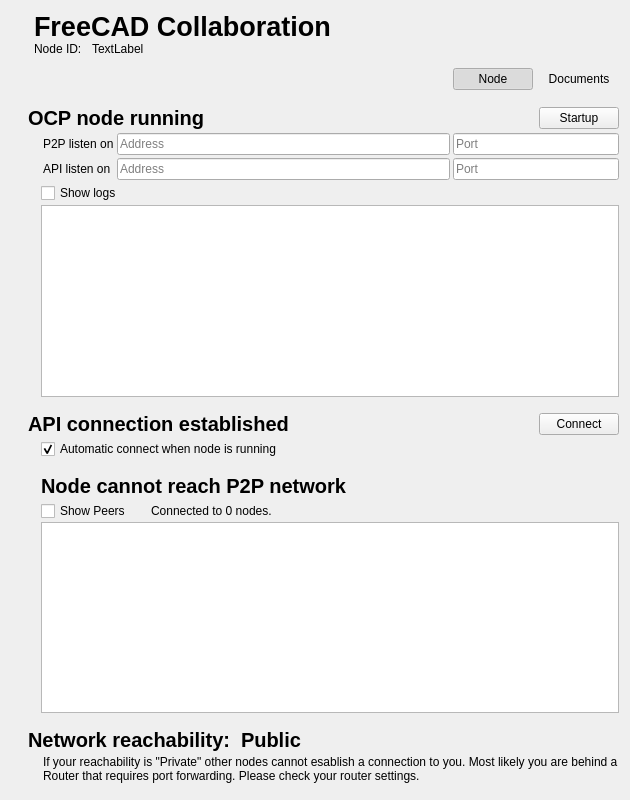
This is Resources/Ui/Controls.ui in OpenCollaborationPlatform/CollaborativeFC as Qt 5 draws it before an edit. The edited form follows.
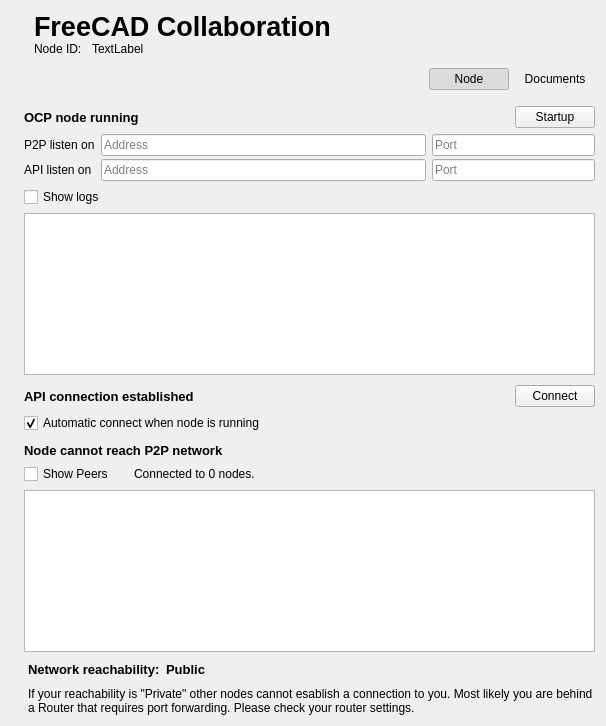
This is the edited form. Icons and pictures are not drawn.

Commit message: Improve UI raised font size and indicators

```diff
--- a/Resources/Ui/Controls.ui
+++ b/Resources/Ui/Controls.ui
@@ -6,8 +6,8 @@
    <rect>
     <x>0</x>
     <y>0</y>
-    <width>630</width>
-    <height>800</height>
+    <width>606</width>
+    <height>726</height>
    </rect>
   </property>
   <property name="windowTitle">
@@ -229,9 +229,9 @@
       <number>0</number>
      </property>
      <widget class="QWidget" name="node">
-      <layout class="QVBoxLayout" name="verticalLayout_5">
+      <layout class="QVBoxLayout" name="verticalLayout_3">
        <property name="spacing">
-        <number>15</number>
+        <number>10</number>
        </property>
        <property name="leftMargin">
         <number>0</number>
@@ -253,9 +253,9 @@
            <height>0</height>
           </size>
          </property>
-         <layout class="QVBoxLayout" name="verticalLayout_10">
+         <layout class="QVBoxLayout" name="verticalLayout_5">
           <property name="spacing">
-           <number>0</number>
+           <number>6</number>
           </property>
           <property name="leftMargin">
            <number>0</number>
@@ -270,11 +270,8 @@
            <number>0</number>
           </property>
           <item>
-           <layout class="QVBoxLayout" name="verticalLayout_6">
-            <property name="spacing">
-             <number>3</number>
-            </property>
-            <item>
+           <layout class="QGridLayout" name="gridLayout_2">
+            <item row="0" column="1">
              <layout class="QHBoxLayout" name="horizontalLayout_7">
               <property name="spacing">
                <number>10</number>
@@ -282,25 +279,6 @@
               <property name="leftMargin">
                <number>0</number>
               </property>
-              <item>
-               <widget class="QLabel" name="nodeIndicator">
-                <property name="maximumSize">
-                 <size>
-                  <width>20</width>
-                  <height>20</height>
-                 </size>
-                </property>
-                <property name="text">
-                 <string/>
-                </property>
-                <property name="pixmap">
-                 <pixmap resource="../resources.qrc">:/Collaboration/Icons/indicator_on.svg</pixmap>
-                </property>
-                <property name="scaledContents">
-                 <bool>true</bool>
-                </property>
-               </widget>
-              </item>
               <item>
                <widget class="QLabel" name="nodeLabel">
                 <property name="sizePolicy">
@@ -311,7 +289,7 @@
                 </property>
                 <property name="font">
                  <font>
-                  <pointsize>15</pointsize>
+                  <pointsize>10</pointsize>
                   <weight>75</weight>
                   <bold>true</bold>
                  </font>
@@ -336,10 +314,37 @@
               </item>
              </layout>
             </item>
+            <item row="0" column="0">
+             <widget class="QLabel" name="nodeIndicator">
+              <property name="maximumSize">
+               <size>
+                <width>20</width>
+                <height>20</height>
+               </size>
+              </property>
+              <property name="text">
+               <string/>
+              </property>
+              <property name="pixmap">
+               <pixmap resource="../resources.qrc">:/Collaboration/Icons/indicator_on.svg</pixmap>
+              </property>
+              <property name="scaledContents">
+               <bool>true</bool>
+              </property>
+             </widget>
+            </item>
+            <item row="1" column="1">
+             <layout class="QVBoxLayout" name="verticalLayout">
+              <property name="spacing">
+               <number>6</number>
+              </property>
+              <property name="leftMargin">
+               <number>0</number>
+              </property>
             <item>
              <layout class="QGridLayout" name="gridLayout">
               <property name="leftMargin">
-               <number>32</number>
+                 <number>0</number>
               </property>
               <property name="verticalSpacing">
                <number>3</number>
@@ -419,14 +424,6 @@
              </layout>
             </item>
             <item>
-             <layout class="QVBoxLayout" name="verticalLayout">
-              <property name="spacing">
-               <number>2</number>
-              </property>
-              <property name="leftMargin">
-               <number>30</number>
-              </property>
-              <item>
                <widget class="QCheckBox" name="logsCheckbox">
                 <property name="text">
                  <string>Show logs</string>
@@ -461,9 +458,9 @@
        </item>
        <item>
         <widget class="QWidget" name="apiWidget" native="true">
-         <layout class="QVBoxLayout" name="verticalLayout_12">
+         <layout class="QHBoxLayout" name="horizontalLayout_10">
           <property name="spacing">
-           <number>0</number>
+           <number>6</number>
           </property>
           <property name="leftMargin">
            <number>0</number>
@@ -478,40 +475,35 @@
            <number>0</number>
           </property>
           <item>
-           <layout class="QVBoxLayout" name="verticalLayout_4">
+           <layout class="QGridLayout" name="gridLayout_3">
+            <property name="sizeConstraint">
+             <enum>QLayout::SetMinimumSize</enum>
+            </property>
+            <item row="1" column="1">
+             <layout class="QHBoxLayout" name="horizontalLayout_8">
             <property name="spacing">
-             <number>3</number>
+               <number>0</number>
+              </property>
+              <property name="leftMargin">
+               <number>0</number>
             </property>
             <item>
+               <widget class="QCheckBox" name="reconnectCheckbox">
+                <property name="text">
+                 <string>Automatic connect when node is running</string>
+                </property>
+                <property name="checked">
+                 <bool>true</bool>
+                </property>
+               </widget>
+              </item>
+             </layout>
+            </item>
+            <item row="0" column="1">
              <layout class="QHBoxLayout" name="horizontalLayout_4">
               <property name="spacing">
-               <number>10</number>
+               <number>0</number>
               </property>
-              <item>
-               <widget class="QLabel" name="apiIndicator">
-                <property name="minimumSize">
-                 <size>
-                  <width>0</width>
-                  <height>0</height>
-                 </size>
-                </property>
-                <property name="maximumSize">
-                 <size>
-                  <width>20</width>
-                  <height>20</height>
-                 </size>
-                </property>
-                <property name="text">
-                 <string/>
-                </property>
-                <property name="pixmap">
-                 <pixmap resource="../resources.qrc">:/Collaboration/Icons/indicator_on.svg</pixmap>
-                </property>
-                <property name="scaledContents">
-                 <bool>true</bool>
-                </property>
-               </widget>
-              </item>
               <item>
                <widget class="QLabel" name="apiLabel">
                 <property name="sizePolicy">
@@ -522,7 +514,7 @@
                 </property>
                 <property name="font">
                  <font>
-                  <pointsize>15</pointsize>
+                  <pointsize>10</pointsize>
                   <weight>75</weight>
                   <bold>true</bold>
                  </font>
@@ -547,40 +539,14 @@
               </item>
              </layout>
             </item>
-            <item>
-             <layout class="QHBoxLayout" name="horizontalLayout_8">
-              <property name="leftMargin">
-               <number>30</number>
+            <item row="0" column="0">
+             <widget class="QLabel" name="apiIndicator">
+              <property name="minimumSize">
+               <size>
+                <width>0</width>
+                <height>0</height>
+               </size>
               </property>
-              <item>
-               <widget class="QCheckBox" name="reconnectCheckbox">
-                <property name="text">
-                 <string>Automatic connect when node is running</string>
-                </property>
-                <property name="checked">
-                 <bool>true</bool>
-                </property>
-               </widget>
-              </item>
-             </layout>
-            </item>
-           </layout>
-          </item>
-         </layout>
-        </widget>
-       </item>
-       <item>
-        <layout class="QVBoxLayout" name="verticalLayout_3">
-         <property name="spacing">
-          <number>3</number>
-         </property>
-         <item>
-          <layout class="QHBoxLayout" name="horizontalLayout_12">
-           <property name="spacing">
-            <number>10</number>
-           </property>
-           <item>
-            <widget class="QLabel" name="networkIndicator">
              <property name="maximumSize">
               <size>
                <width>20</width>
@@ -598,29 +564,23 @@
              </property>
             </widget>
            </item>
-           <item>
-            <widget class="QLabel" name="networkLabel">
-             <property name="font">
-              <font>
-               <pointsize>15</pointsize>
-               <weight>75</weight>
-               <bold>true</bold>
-              </font>
-             </property>
-             <property name="text">
-              <string>Node cannot reach P2P network</string>
-             </property>
-            </widget>
-           </item>
-          </layout>
-         </item>
+           </layout>
+          </item>
+         </layout>
+        </widget>
+       </item>
          <item>
+        <layout class="QGridLayout" name="gridLayout_4">
+         <property name="spacing">
+          <number>6</number>
+         </property>
+         <item row="1" column="1">
           <layout class="QVBoxLayout" name="verticalLayout_7">
            <property name="spacing">
-            <number>1</number>
+            <number>6</number>
            </property>
            <property name="leftMargin">
-            <number>30</number>
+            <number>0</number>
            </property>
            <item>
             <layout class="QHBoxLayout" name="horizontalLayout_5">
@@ -664,42 +624,63 @@
            </item>
           </layout>
          </item>
+         <item row="0" column="1">
+          <widget class="QLabel" name="networkLabel">
+           <property name="font">
+            <font>
+             <pointsize>10</pointsize>
+             <weight>75</weight>
+             <bold>true</bold>
+            </font>
+           </property>
+           <property name="text">
+            <string>Node cannot reach P2P network</string>
+           </property>
+          </widget>
+         </item>
+         <item row="0" column="0">
+          <widget class="QLabel" name="networkIndicator">
+           <property name="maximumSize">
+            <size>
+             <width>20</width>
+             <height>20</height>
+            </size>
+           </property>
+           <property name="text">
+            <string/>
+           </property>
+           <property name="pixmap">
+            <pixmap resource="../resources.qrc">:/Collaboration/Icons/indicator_off.svg</pixmap>
+           </property>
+           <property name="scaledContents">
+            <bool>true</bool>
+           </property>
+          </widget>
+         </item>
         </layout>
        </item>
        <item>
-        <layout class="QVBoxLayout" name="verticalLayout_8">
-         <property name="spacing">
-          <number>3</number>
-         </property>
-         <item>
+        <layout class="QGridLayout" name="gridLayout_5">
+         <item row="1" column="1">
+          <widget class="QLabel" name="label_13">
+           <property name="text">
+            <string>&lt;html&gt;&lt;head/&gt;&lt;body&gt;&lt;p&gt;If your reachability is &amp;quot;Private&amp;quot; other nodes cannot esablish a connection to you. Most likely you are behind a Router that requires port forwarding. Please check your router settings.&lt;/p&gt;&lt;/body&gt;&lt;/html&gt;</string>
+           </property>
+           <property name="wordWrap">
+            <bool>true</bool>
+           </property>
+          </widget>
+         </item>
+         <item row="0" column="1">
           <layout class="QHBoxLayout" name="horizontalLayout_6">
            <property name="spacing">
-            <number>10</number>
+            <number>6</number>
            </property>
            <item>
-            <widget class="QLabel" name="reachabilityIndicator">
-             <property name="maximumSize">
-              <size>
-               <width>20</width>
-               <height>20</height>
-              </size>
-             </property>
-             <property name="text">
-              <string/>
-             </property>
-             <property name="pixmap">
-              <pixmap resource="../resources.qrc">:/Collaboration/Icons/indicator_off.svg</pixmap>
-             </property>
-             <property name="scaledContents">
-              <bool>true</bool>
-             </property>
-            </widget>
-           </item>
-           <item>
-            <widget class="QLabel" name="label_12">
+            <widget class="QLabel" name="reachabilityMainLabel">
              <property name="font">
               <font>
-               <pointsize>15</pointsize>
+               <pointsize>10</pointsize>
                <weight>75</weight>
                <bold>true</bold>
               </font>
@@ -719,7 +700,7 @@
              </property>
              <property name="font">
               <font>
-               <pointsize>15</pointsize>
+               <pointsize>10</pointsize>
                <weight>75</weight>
                <bold>true</bold>
               </font>
@@ -731,22 +712,24 @@
            </item>
           </layout>
          </item>
-         <item>
-          <layout class="QHBoxLayout" name="horizontalLayout_9">
-           <property name="leftMargin">
-            <number>32</number>
+         <item row="0" column="0">
+          <widget class="QLabel" name="reachabilityIndicator">
+           <property name="maximumSize">
+            <size>
+             <width>20</width>
+             <height>20</height>
+            </size>
            </property>
-           <item>
-            <widget class="QLabel" name="label_13">
              <property name="text">
-              <string>&lt;html&gt;&lt;head/&gt;&lt;body&gt;&lt;p&gt;If your reachability is &amp;quot;Private&amp;quot; other nodes cannot esablish a connection to you. Most likely you are behind a Router that requires port forwarding. Please check your router settings.&lt;/p&gt;&lt;/body&gt;&lt;/html&gt;</string>
-             </property>
-             <property name="wordWrap">
+            <string/>
+           </property>
+           <property name="pixmap">
+            <pixmap resource="../resources.qrc">:/Collaboration/Icons/indicator_off.svg</pixmap>
+           </property>
+           <property name="scaledContents">
               <bool>true</bool>
              </property>
             </widget>
-           </item>
-          </layout>
          </item>
         </layout>
        </item>
```
Left out of the diff: 6 changed lines with no effect on the pictures. Lines whose indentation alone changed are shown as unchanged. The commit also changes 6 other files.
